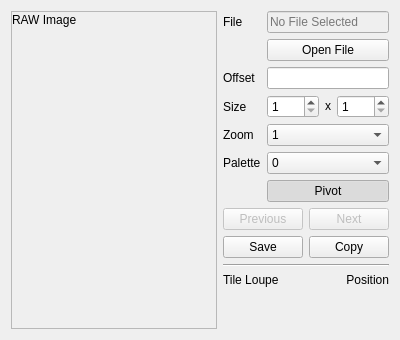
Old version of the form qt/tabraw.ui in the repository Lupinzar/gssex.
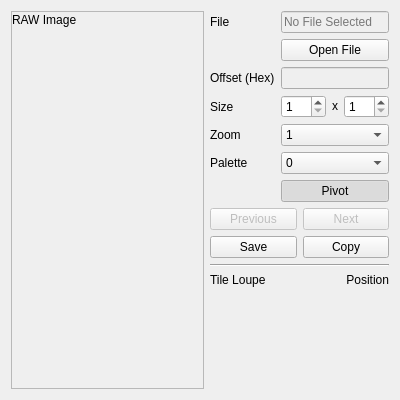
New version of the form. Icons and pictures are not drawn. Custom widgets are drawn as their Qt base class.

Commit message: Offset control

Patch:
```diff
--- a/qt/tabraw.ui
+++ b/qt/tabraw.ui
@@ -7,7 +7,7 @@
     <x>0</x>
     <y>0</y>
     <width>400</width>
-    <height>340</height>
+    <height>400</height>
    </rect>
   </property>
   <property name="windowTitle">
@@ -25,7 +25,7 @@
         <x>0</x>
         <y>0</y>
         <width>186</width>
-        <height>320</height>
+        <height>380</height>
        </rect>
       </property>
       <widget class="QLabel" name="main_label">
@@ -207,18 +207,24 @@
        <item row="2" column="0">
         <widget class="QLabel" name="_offset_label">
          <property name="text">
-          <string>Offset</string>
+          <string>Offset (Hex)</string>
          </property>
         </widget>
        </item>
        <item row="2" column="1">
         <widget class="QLineEdit" name="offset_line">
+         <property name="enabled">
+          <bool>false</bool>
+         </property>
          <property name="sizePolicy">
           <sizepolicy hsizetype="Minimum" vsizetype="Fixed">
            <horstretch>0</horstretch>
            <verstretch>0</verstretch>
           </sizepolicy>
          </property>
+         <property name="alignment">
+          <set>Qt::AlignmentFlag::AlignRight|Qt::AlignmentFlag::AlignTrailing|Qt::AlignmentFlag::AlignVCenter</set>
+         </property>
         </widget>
        </item>
       </layout>
```
The commit also changes 2 other files.
